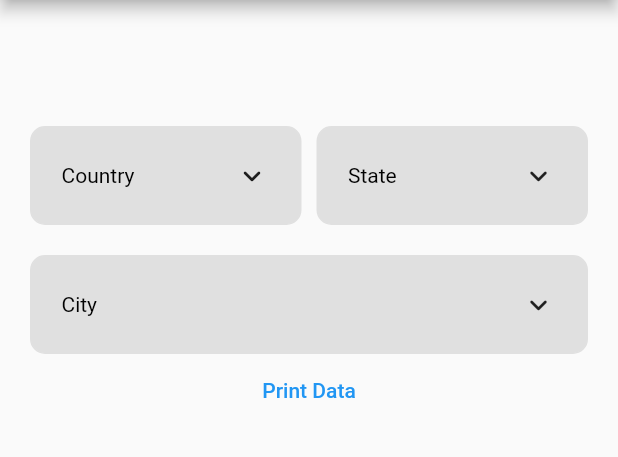
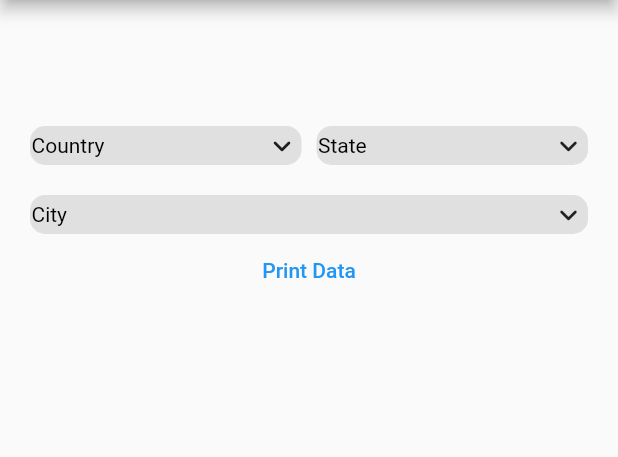
Before and after one commit to rathod-mehul-1011/csc_picker, a Flutter app: the screen it shows after launch, on a phone screen of 412 x 824 dp, the part 84-541 px from its top. Run offline on Flutter 3.47's test engine with Material 2 defaults, Android fonts, the phone set to English and light mode, and no system bars.

Commit message:
selected item padding

```diff
--- a/lib/csc_picker.dart
+++ b/lib/csc_picker.dart
@@ -524,6 +524,7 @@ class CSCPicker extends StatefulWidget {
     this.onStateChanged,
     this.onCityChanged,
     this.selectedItemStyle,
+    this.selectedItemPadding,
     this.dropdownHeadingStyle,
     this.dropdownItemStyle,
     this.dropdownDecoration,
@@ -560,6 +561,7 @@ class CSCPicker extends StatefulWidget {
 
   ///Parameters to change style of CSC Picker
   final TextStyle? selectedItemStyle, dropdownHeadingStyle, dropdownItemStyle;
+  final EdgeInsets? selectedItemPadding;
   final BoxDecoration? dropdownDecoration, disabledDropdownDecoration;
   final bool showStates, showCities;
   final CountryFlag flagState;
@@ -881,6 +883,7 @@ class CSCPickerState extends State<CSCPicker> {
       title: widget.countryDropdownLabel,
       placeHolder: widget.countrySearchPlaceholder,
       selectedItemStyle: widget.selectedItemStyle,
+      selectedItemPadding: widget.selectedItemPadding,
       dropdownHeadingStyle: widget.dropdownHeadingStyle,
       itemStyle: widget.dropdownItemStyle,
       decoration: widget.dropdownDecoration,
@@ -916,6 +919,7 @@ class CSCPickerState extends State<CSCPicker> {
         return dropDownStringItem;
       }).toList(),
       selectedItemStyle: widget.selectedItemStyle,
+      selectedItemPadding: widget.selectedItemPadding,
       dropdownHeadingStyle: widget.dropdownHeadingStyle,
       itemStyle: widget.dropdownItemStyle,
       decoration: widget.dropdownDecoration,
@@ -944,6 +948,7 @@ class CSCPickerState extends State<CSCPicker> {
         return dropDownStringItem;
       }).toList(),
       selectedItemStyle: widget.selectedItemStyle,
+      selectedItemPadding: widget.selectedItemPadding,
       dropdownHeadingStyle: widget.dropdownHeadingStyle,
       itemStyle: widget.dropdownItemStyle,
       decoration: widget.dropdownDecoration,
--- a/lib/dropdown_with_search.dart
+++ b/lib/dropdown_with_search.dart
@@ -65,7 +65,7 @@ class DropdownWithSearch<T> extends StatelessWidget {
           });
         },
         child: Container(
-          padding: EdgeInsets.symmetric(horizontal: 20, vertical: 20),
+          padding: selectedItemPadding,
           decoration: !disabled
               ? decoration != null
                   ? decoration
```
